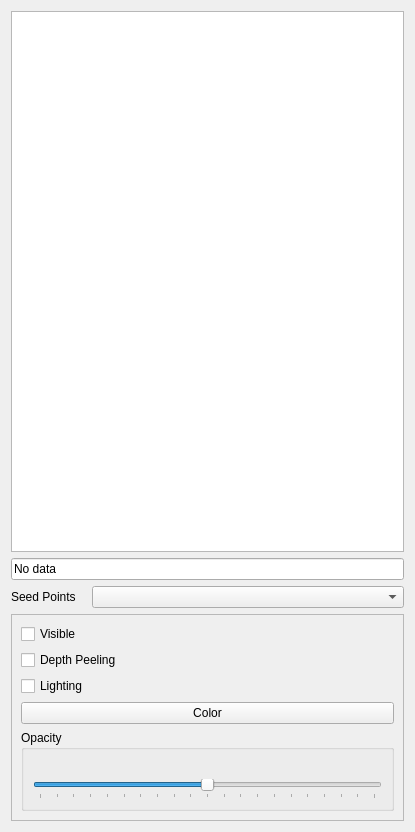
BackupTheBerlios/viste-tool-svn, file branches/myusufoglu/plugins/stable/VectorVisualization/vectorvisualization.ui: the form before one commit.
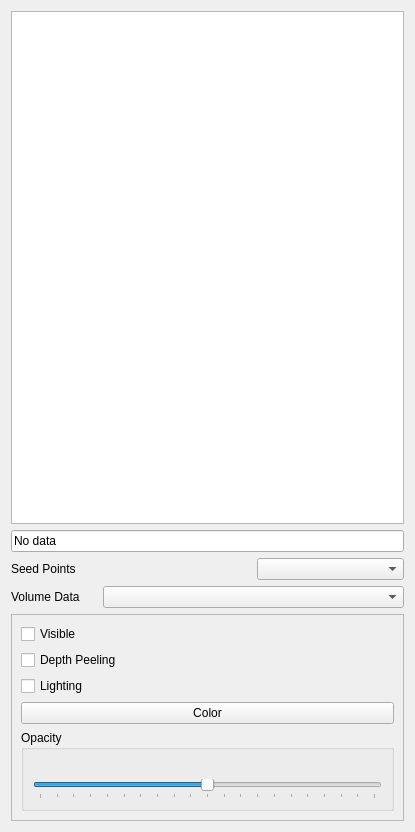
The form after the commit.

Commit message: vector visualization plugin. double arrays with 3 components are shown.

```diff
--- a/branches/myusufoglu/plugins/stable/VectorVisualization/vectorvisualization.ui
+++ b/branches/myusufoglu/plugins/stable/VectorVisualization/vectorvisualization.ui
@@ -41,11 +41,8 @@
     </widget>
    </item>
    <item>
-    <layout class="QGridLayout" name="dataGLayout">
-     <item row="0" column="1">
-      <widget class="QComboBox" name="seedPointsCombo"/>
-     </item>
-     <item row="0" column="0">
+    <layout class="QGridLayout" name="gridLayout">
+     <item row="0" column="0" colspan="2">
       <widget class="QLabel" name="seedPointsLabel">
        <property name="sizePolicy">
         <sizepolicy hsizetype="Fixed" vsizetype="Preferred">
@@ -58,6 +55,25 @@
        </property>
       </widget>
      </item>
+     <item row="1" column="0">
+      <widget class="QLabel" name="glyphDataLabel">
+       <property name="sizePolicy">
+        <sizepolicy hsizetype="Fixed" vsizetype="Preferred">
+         <horstretch>0</horstretch>
+         <verstretch>0</verstretch>
+        </sizepolicy>
+       </property>
+       <property name="text">
+        <string>Volume Data     </string>
+       </property>
+      </widget>
+     </item>
+     <item row="1" column="1" colspan="2">
+      <widget class="QComboBox" name="glyphDataCombo"/>
+     </item>
+     <item row="0" column="2">
+      <widget class="QComboBox" name="seedPointsCombo"/>
+     </item>
     </layout>
    </item>
    <item>
```
The commit also changes 2 other files.
